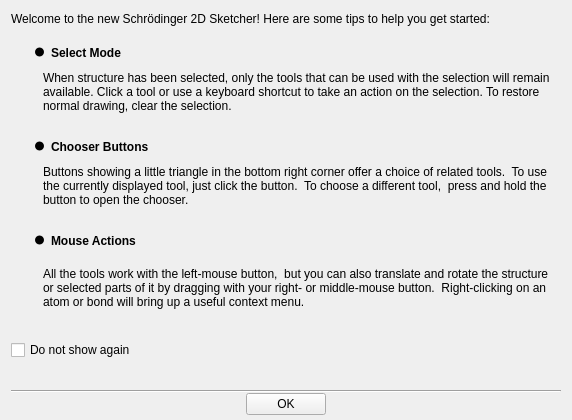
First picture: the form in src/schrodinger/sketcher/ui/sketcher_welcome_dialog.ui, repository schrodinger/sketcher, before the edit.
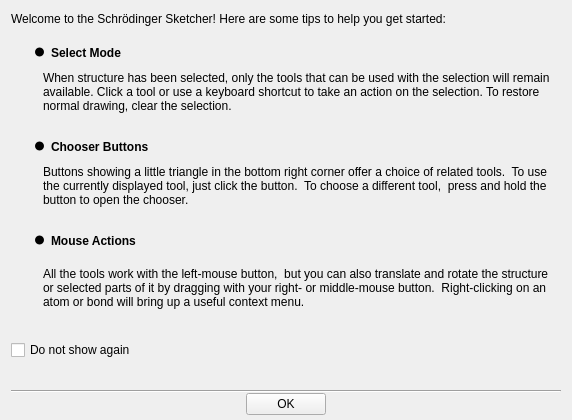
Second picture: the form after the edit.

What changed in the file:
```diff
--- a/src/schrodinger/sketcher/ui/sketcher_welcome_dialog.ui
+++ b/src/schrodinger/sketcher/ui/sketcher_welcome_dialog.ui
@@ -40,7 +40,7 @@
         </font>
        </property>
        <property name="text">
-        <string>Welcome to the new Schrödinger 2D Sketcher! Here are some tips to help you get started:</string>
+        <string>Welcome to the Schrödinger Sketcher! Here are some tips to help you get started:</string>
        </property>
       </widget>
      </item>
```
Left out of the diff: 2 changed lines with no effect on the pictures.
